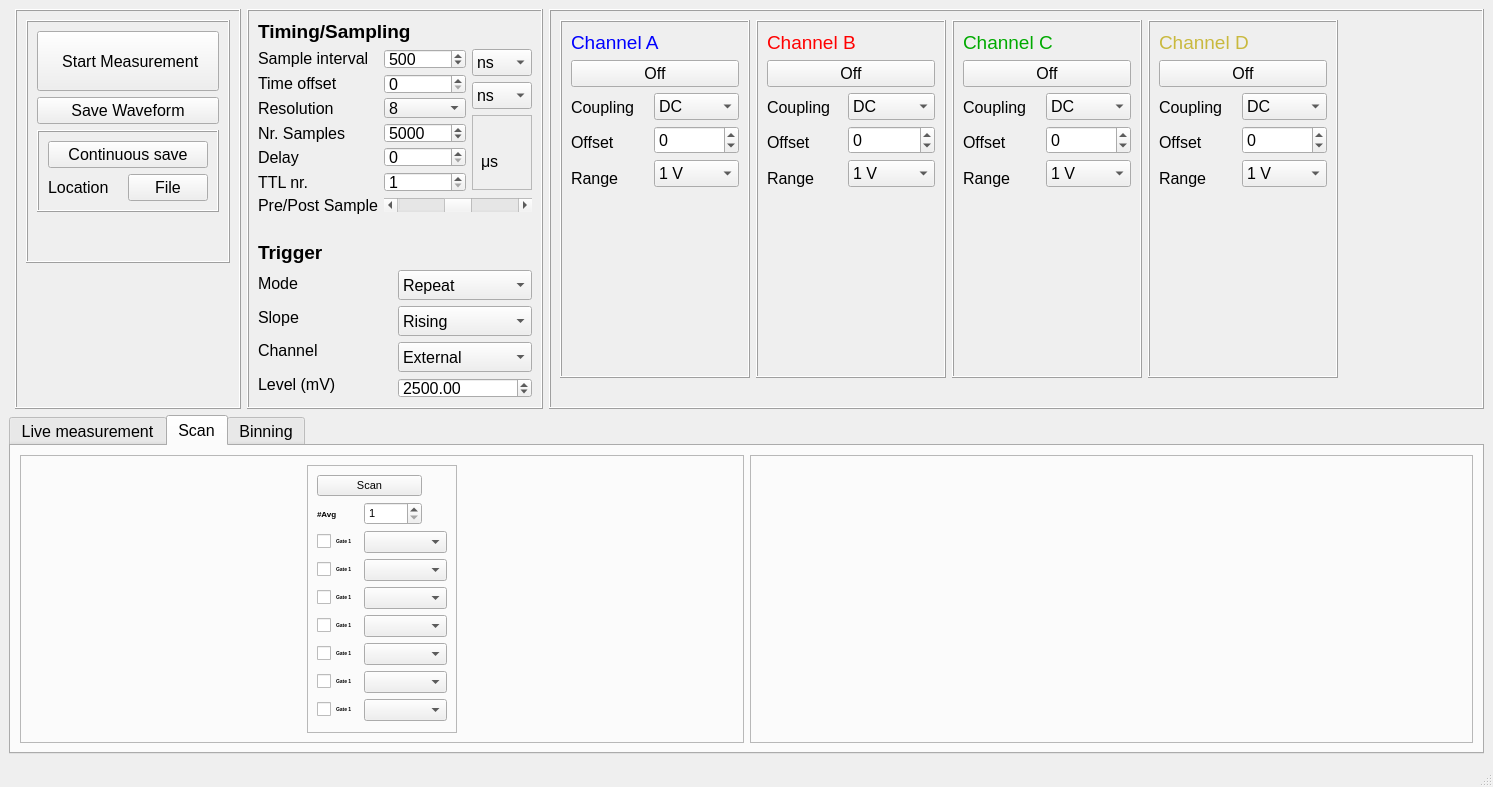
First picture: the form in main_window_gui_10102022.ui, repository j111m111/picoscpe_control_software, before the edit.
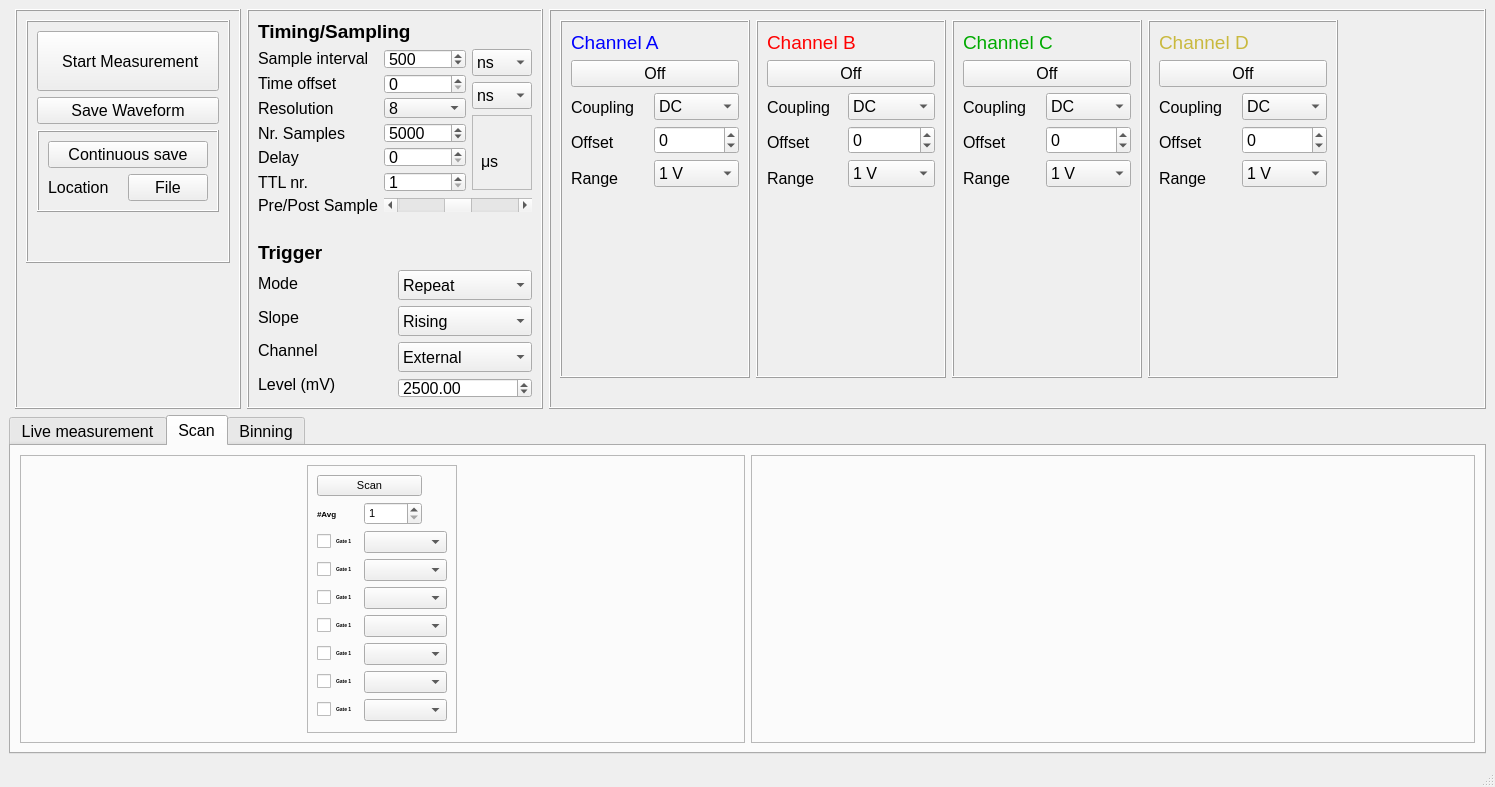
Second picture: the form after the edit.

Patch:
```diff
--- a/main_window_gui_10102022.ui
+++ b/main_window_gui_10102022.ui
@@ -6,8 +6,8 @@
    <rect>
     <x>0</x>
     <y>0</y>
-    <width>1493</width>
-    <height>738</height>
+    <width>1495</width>
+    <height>745</height>
    </rect>
   </property>
   <property name="font">
```
Left out of the diff: 3 changed lines with no effect on the pictures.
